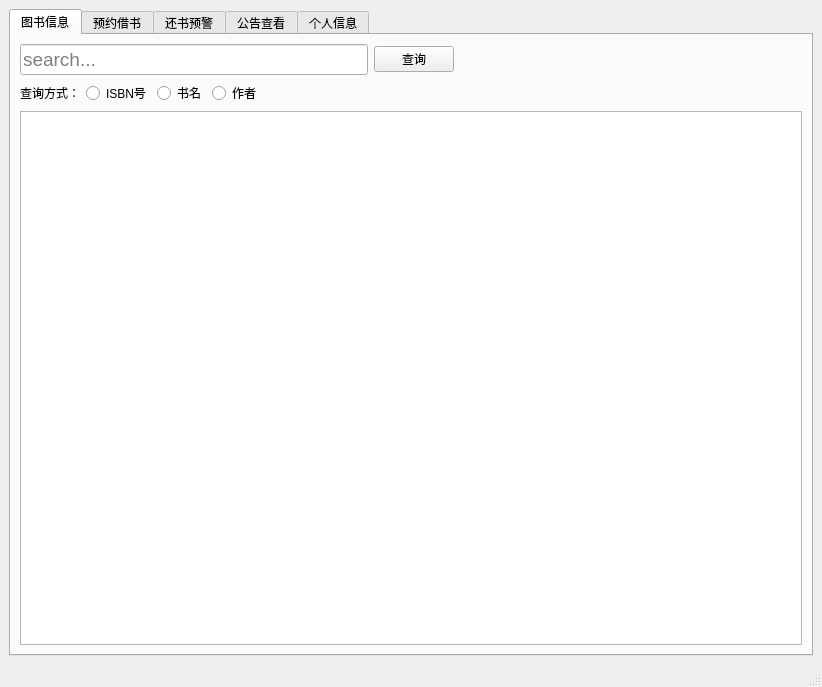
Qt form userinterface.ui (LGH2713/Library_management_system) before a commit.
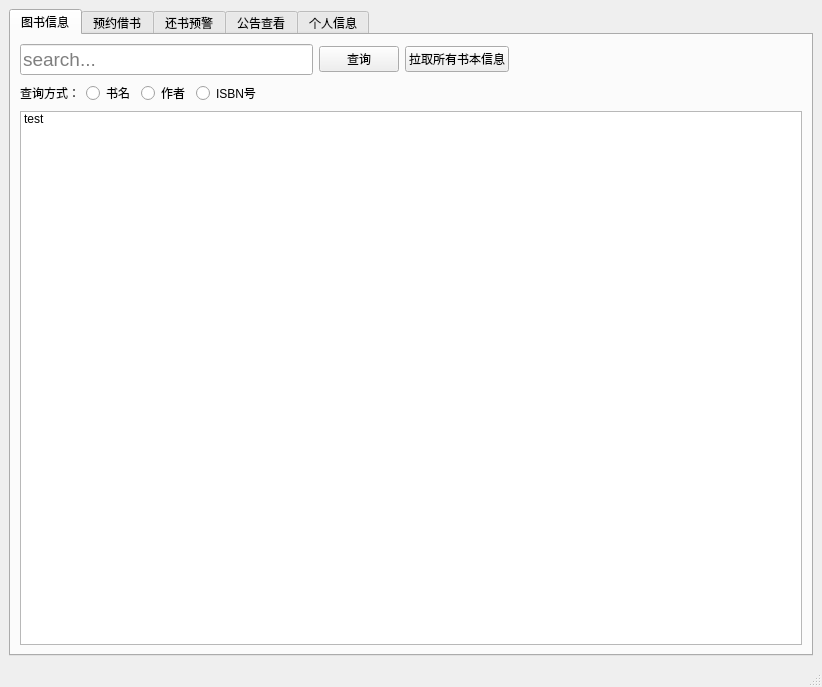
The same form after that commit.

What changed in the file:
```diff
--- a/userinterface.ui
+++ b/userinterface.ui
@@ -48,6 +48,13 @@
               </property>
              </widget>
             </item>
+            <item>
+             <widget class="QPushButton" name="pullAll">
+              <property name="text">
+               <string>拉取所有书本信息</string>
+              </property>
+             </widget>
+            </item>
             <item>
              <spacer name="horizontalSpacer_16">
               <property name="orientation">
@@ -72,13 +79,6 @@
               </property>
              </widget>
             </item>
-            <item>
-             <widget class="QRadioButton" name="isbnRadio">
-              <property name="text">
-               <string>ISBN号</string>
-              </property>
-             </widget>
-            </item>
             <item>
              <widget class="QRadioButton" name="bookNameRadio">
               <property name="text">
@@ -93,6 +93,13 @@
               </property>
              </widget>
             </item>
+            <item>
+             <widget class="QRadioButton" name="isbnRadio">
+              <property name="text">
+               <string>ISBN号</string>
+              </property>
+             </widget>
+            </item>
             <item>
              <spacer name="horizontalSpacer_15">
               <property name="orientation">
@@ -111,7 +118,13 @@
          </layout>
         </item>
         <item row="1" column="0">
-         <widget class="QListWidget" name="bookList"/>
+         <widget class="QListWidget" name="bookList">
+          <item>
+           <property name="text">
+            <string>test</string>
+           </property>
+          </item>
+         </widget>
         </item>
        </layout>
       </widget>
```
